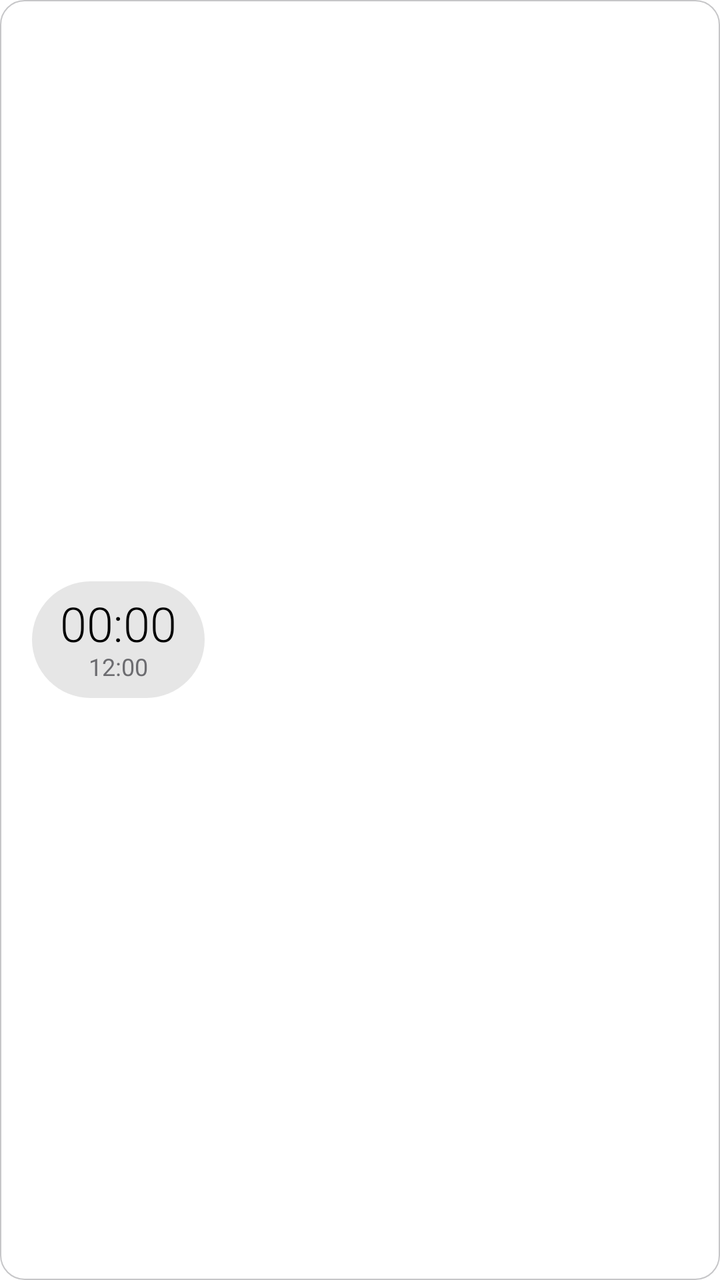
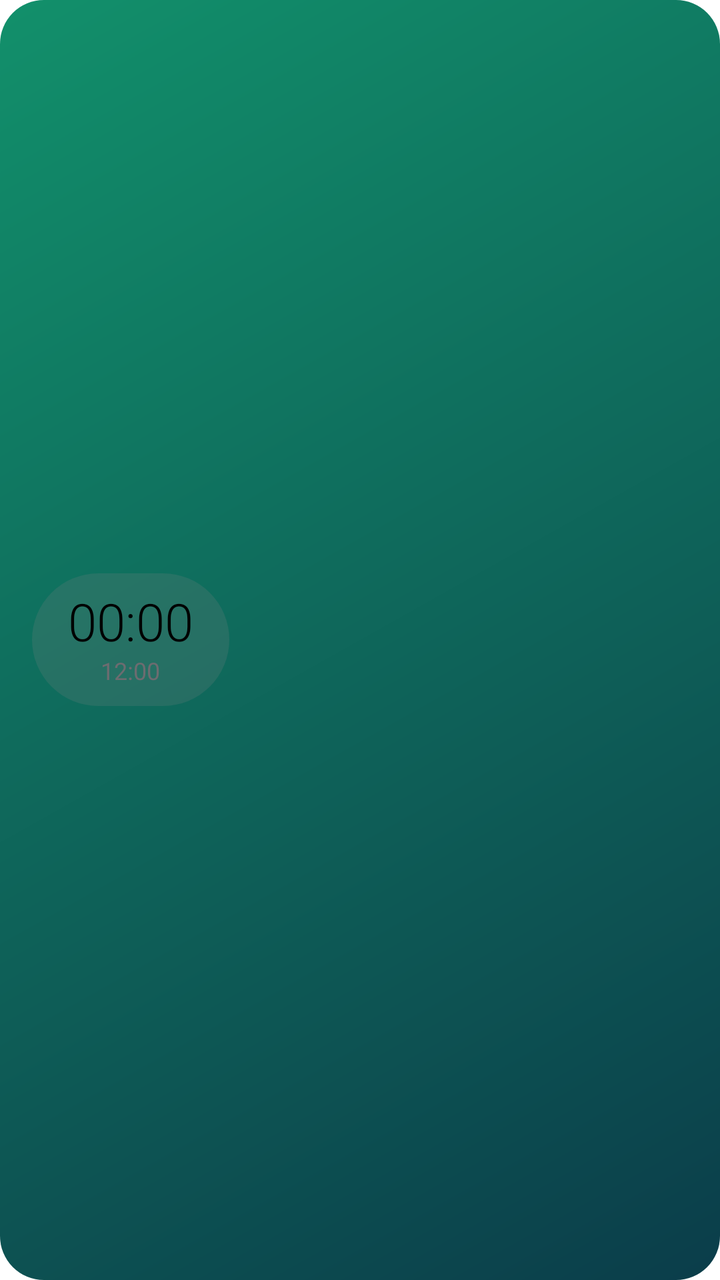

The first picture is an Android layout as it rendered before a commit; the second is the same layout after the commit. The layout source and the unified diff follow.
<!-- AndroidManifest.xml: application theme AppTheme -->
<!-- res/layout/wl_prayer_rtl.xml -->
<?xml version="1.0" encoding="utf-8"?>
<FrameLayout xmlns:android="http://schemas.android.com/apk/res/android"
    android:id="@+id/wRoot"
    android:layout_width="match_parent"
    android:layout_height="match_parent"
    android:layoutDirection="rtl">

    <ImageView
        android:id="@+id/wBg"
        android:layout_width="match_parent"
        android:layout_height="match_parent"
        android:importantForAccessibility="no"
        android:scaleType="fitXY"
        android:src="@drawable/wb_adaptive_1" />
    <ImageView
        android:id="@+id/wBorder"
        android:layout_width="match_parent"
        android:layout_height="match_parent"
        android:importantForAccessibility="no"
        android:scaleType="fitXY"
        android:src="@drawable/wb_bd_adaptive_2"
        android:visibility="gone" />
    <LinearLayout
        android:layout_width="match_parent"
        android:layout_height="match_parent"
        android:gravity="center_vertical"
        android:orientation="horizontal"
        android:padding="16dp">
        <LinearLayout
            android:layout_width="0dp"
            android:layout_height="wrap_content"
            android:layout_weight="1"
            android:orientation="vertical">
        <TextView
            android:id="@+id/wS1"
            android:layout_width="wrap_content"
            android:layout_height="wrap_content"
            android:fontFamily="sans-serif"
            android:includeFontPadding="false"
            android:singleLine="true"
            android:textColor="@color/text_secondary"
            android:textSize="13sp"
            />
        <TextView
            android:id="@+id/wP1"
            android:layout_width="wrap_content"
            android:layout_height="wrap_content"
            android:fontFamily="sans-serif-medium"
            android:includeFontPadding="false"
            android:singleLine="true"
            android:textColor="@color/text_primary"
            android:textSize="32sp"
            />
        <TextView
            android:id="@+id/wA1"
            android:layout_width="wrap_content"
            android:layout_height="wrap_content"
            android:fontFamily="sans-serif"
            android:includeFontPadding="false"
            android:singleLine="true"
            android:textColor="@color/accent"
            android:textSize="15sp"
            android:textStyle="bold"
            android:layout_marginTop="2dp"
            />
        </LinearLayout>
        <LinearLayout
            android:layout_width="wrap_content"
            android:layout_height="wrap_content"
            android:background="@drawable/wb_chip"
            android:gravity="center"
            android:orientation="vertical"
            android:paddingStart="14dp"
            android:paddingTop="8dp"
            android:paddingEnd="14dp"
            android:paddingBottom="8dp">
            <Chronometer
                android:id="@+id/wP2"
                android:layout_width="wrap_content"
                android:layout_height="wrap_content"
                android:fontFamily="sans-serif-light"
                android:includeFontPadding="false"
                android:textColor="@color/text_primary"
                android:textSize="24sp" />
        <TextClock
            android:id="@+id/wS2"
            android:layout_width="wrap_content"
            android:layout_height="wrap_content"
            android:fontFamily="sans-serif"
            android:format12Hour="h:mm"
            android:format24Hour="HH:mm"
            android:includeFontPadding="false"
            android:textColor="@color/text_secondary"
            android:textSize="12sp"
            />
        </LinearLayout>
    </LinearLayout>
</FrameLayout>
<!-- resources referenced by this layout -->
<resources>
  <color name="accent">#007AFF</color>
  <color name="text_primary">#000000</color>
  <color name="text_secondary">#6C6C70</color>
  <!-- drawable wb_adaptive_1 (drawable) -->
  <?xml version="1.0" encoding="utf-8"?>
  <shape xmlns:android="http://schemas.android.com/apk/res/android" android:shape="rectangle">
      <solid android:color="@color/surface" />
      <stroke android:width="0.5dp" android:color="@color/stroke" />
      <corners android:radius="12dp" />
  </shape>
  <!-- drawable wb_bd_adaptive_2 (drawable) -->
  <?xml version="1.0" encoding="utf-8"?>
  <shape xmlns:android="http://schemas.android.com/apk/res/android" android:shape="rectangle">
      <solid android:color="#00000000" />
      <stroke android:width="1.2dp" android:color="@color/text_hint" />
      <corners android:radius="22dp" />
  </shape>
  <!-- drawable wb_chip (drawable) -->
  <?xml version="1.0" encoding="utf-8"?>
  <shape xmlns:android="http://schemas.android.com/apk/res/android" android:shape="rectangle">
      <solid android:color="#33808080" />
      <corners android:radius="100dp" />
  </shape>
  <color name="surface">#FFFFFF</color>
  <color name="stroke">#C6C6C8</color>
  <color name="text_hint">#AEAEB2</color>
  <color name="accent_text">#007AFF</color>
  <color name="accent_soft">#E5F1FF</color>
  <color name="brand_start">#007AFF</color>
  <color name="brand_mid">#007AFF</color>
  <color name="brand_end">#007AFF</color>
  <color name="bg">#FFFFFF</color>
  <color name="bg_group">#F2F2F7</color>
  <color name="surface_high">#E5E5EA</color>
  <color name="field">#F2F2F7</color>
  <color name="stroke_soft">#E5E5EA</color>
  <color name="neutral_soft">#E9E9EB</color>
  <style name="AppDialog" parent="Theme.AppCompat.DayNight.Dialog.Alert">
          <item name="colorAccent">?attr/cAccentText</item>
          <item name="android:windowBackground">@drawable/bg_dialog</item>
          <item name="android:textColorPrimary">?attr/cTextPrimary</item>
          <item name="android:textColorSecondary">?attr/cTextSecondary</item>
          <item name="android:backgroundDimAmount">0.4</item>
          <item name="android:windowAnimationStyle">@style/DialogAnim</item>
          <item name="windowMinWidthMinor">92%</item>
          <item name="windowMinWidthMajor">60%</item>
          <item name="android:windowElevation">0dp</item>
      </style>
  <style name="ActivityAnim" parent="@android:style/Animation.Activity">
          <item name="android:activityOpenEnterAnimation">@anim/act_open_enter</item>
          <item name="android:activityOpenExitAnimation">@anim/act_open_exit</item>
          <item name="android:activityCloseEnterAnimation">@anim/act_close_enter</item>
          <item name="android:activityCloseExitAnimation">@anim/act_close_exit</item>
      </style>
  <style name="IosSeekBar" parent="Widget.AppCompat.SeekBar">
          <item name="android:progressDrawable">@drawable/seek_track</item>
          <item name="android:thumb">@drawable/seek_thumb</item>
          <item name="android:splitTrack">false</item>
          <item name="android:minHeight">4dp</item>
          <item name="android:maxHeight">4dp</item>
          <item name="android:paddingStart">14dp</item>
          <item name="android:paddingEnd">14dp</item>
      </style>
  <!-- drawable bg_dialog (drawable) -->
  <?xml version="1.0" encoding="utf-8"?>
  <inset xmlns:android="http://schemas.android.com/apk/res/android"
      android:insetLeft="4dp"
      android:insetTop="4dp"
      android:insetRight="4dp"
      android:insetBottom="4dp">
      <shape android:shape="rectangle">
          <solid android:color="?attr/cSurface" />
          <corners android:radius="14dp" />
      </shape>
  </inset>
  <style name="DialogAnim" parent="@android:style/Animation.Dialog">
          <item name="android:windowEnterAnimation">@anim/dlg_in</item>
          <item name="android:windowExitAnimation">@anim/dlg_out</item>
      </style>
  <!-- unchanged entries left out for length: 3 -->
</resources>

<!-- the commit's change to res/layout/wl_prayer_rtl.xml (unified diff, before → after) -->
@@ -4,14 +4,13 @@
     android:layout_width="match_parent"
     android:layout_height="match_parent"
     android:layoutDirection="rtl">
-
     <ImageView
         android:id="@+id/wBg"
         android:layout_width="match_parent"
         android:layout_height="match_parent"
         android:importantForAccessibility="no"
         android:scaleType="fitXY"
-        android:src="@drawable/wb_adaptive_1" />
+        android:src="@drawable/wb_g2_2" />
     <ImageView
         android:id="@+id/wBorder"
         android:layout_width="match_parent"
@@ -20,79 +19,15 @@
         android:scaleType="fitXY"
         android:src="@drawable/wb_bd_adaptive_2"
         android:visibility="gone" />
-    <LinearLayout
-        android:layout_width="match_parent"
-        android:layout_height="match_parent"
-        android:gravity="center_vertical"
-        android:orientation="horizontal"
-        android:padding="16dp">
-        <LinearLayout
-            android:layout_width="0dp"
-            android:layout_height="wrap_content"
-            android:layout_weight="1"
-            android:orientation="vertical">
-        <TextView
-            android:id="@+id/wS1"
-            android:layout_width="wrap_content"
-            android:layout_height="wrap_content"
-            android:fontFamily="sans-serif"
-            android:includeFontPadding="false"
-            android:singleLine="true"
-            android:textColor="@color/text_secondary"
-            android:textSize="13sp"
-            />
-        <TextView
-            android:id="@+id/wP1"
-            android:layout_width="wrap_content"
-            android:layout_height="wrap_content"
-            android:fontFamily="sans-serif-medium"
-            android:includeFontPadding="false"
-            android:singleLine="true"
-            android:textColor="@color/text_primary"
-            android:textSize="32sp"
-            />
-        <TextView
-            android:id="@+id/wA1"
-            android:layout_width="wrap_content"
-            android:layout_height="wrap_content"
-            android:fontFamily="sans-serif"
-            android:includeFontPadding="false"
-            android:singleLine="true"
-            android:textColor="@color/accent"
-            android:textSize="15sp"
-            android:textStyle="bold"
-            android:layout_marginTop="2dp"
-            />
-        </LinearLayout>
-        <LinearLayout
-            android:layout_width="wrap_content"
-            android:layout_height="wrap_content"
-            android:background="@drawable/wb_chip"
-            android:gravity="center"
-            android:orientation="vertical"
-            android:paddingStart="14dp"
-            android:paddingTop="8dp"
-            android:paddingEnd="14dp"
-            android:paddingBottom="8dp">
-            <Chronometer
-                android:id="@+id/wP2"
-                android:layout_width="wrap_content"
-                android:layout_height="wrap_content"
-                android:fontFamily="sans-serif-light"
-                android:includeFontPadding="false"
-                android:textColor="@color/text_primary"
-                android:textSize="24sp" />
-        <TextClock
-            android:id="@+id/wS2"
-            android:layout_width="wrap_content"
-            android:layout_height="wrap_content"
-            android:fontFamily="sans-serif"
-            android:format12Hour="h:mm"
-            android:format24Hour="HH:mm"
-            android:includeFontPadding="false"
-            android:textColor="@color/text_secondary"
-            android:textSize="12sp"
-            />
-        </LinearLayout>
-    </LinearLayout>
+<LinearLayout android:layout_width="match_parent" android:layout_height="match_parent" android:orientation="horizontal" android:gravity="center_vertical" android:padding="16dp">
+<LinearLayout android:layout_width="0dp" android:layout_height="wrap_content" android:orientation="vertical" android:layout_weight="1">
+<TextView android:id="@+id/wS1" android:layout_width="wrap_content" android:layout_height="wrap_content" android:fontFamily="sans-serif" android:includeFontPadding="false" android:singleLine="true" android:textColor="@color/text_secondary" android:textSize="13sp" android:textStyle="bold" />
+<TextView android:id="@+id/wP1" android:layout_width="wrap_content" android:layout_height="wrap_content" android:layout_marginTop="1dp" android:fontFamily="sans-serif-medium" android:includeFontPadding="false" android:singleLine="true" android:textColor="@color/text_primary" android:textSize="32sp" />
+<TextView android:id="@+id/wA1" android:layout_width="wrap_content" android:layout_height="wrap_content" android:layout_marginTop="2dp" android:fontFamily="sans-serif" android:includeFontPadding="false" android:singleLine="true" android:textColor="@color/accent" android:textSize="15sp" android:textStyle="bold" />
+</LinearLayout>
+<LinearLayout android:layout_width="wrap_content" android:layout_height="wrap_content" android:orientation="vertical" android:gravity="center_horizontal" android:background="@drawable/wb_chip" android:paddingStart="18dp" android:paddingTop="10dp" android:paddingEnd="18dp" android:paddingBottom="10dp">
+<Chronometer android:id="@+id/wP2" android:layout_width="wrap_content" android:layout_height="wrap_content" android:fontFamily="sans-serif-light" android:includeFontPadding="false" android:textColor="@color/text_primary" android:textSize="26sp" />
+<TextClock android:id="@+id/wS2" android:layout_width="wrap_content" android:layout_height="wrap_content" android:layout_marginTop="2dp" android:fontFamily="sans-serif" android:includeFontPadding="false" android:textColor="@color/text_secondary" android:textSize="12sp" android:format12Hour="h:mm" android:format24Hour="HH:mm"  />
+</LinearLayout>
+</LinearLayout>
 </FrameLayout>
<!-- resource entries referenced after the edit -->
@@ -3,13 +3,6 @@
   <color name="accent">#007AFF</color>
   <color name="text_primary">#000000</color>
   <color name="text_secondary">#6C6C70</color>
-  <!-- drawable wb_adaptive_1 (drawable) -->
-  <?xml version="1.0" encoding="utf-8"?>
-  <shape xmlns:android="http://schemas.android.com/apk/res/android" android:shape="rectangle">
-      <solid android:color="@color/surface" />
-      <stroke android:width="0.5dp" android:color="@color/stroke" />
-      <corners android:radius="12dp" />
-  </shape>
   <!-- drawable wb_bd_adaptive_2 (drawable) -->
   <?xml version="1.0" encoding="utf-8"?>
   <shape xmlns:android="http://schemas.android.com/apk/res/android" android:shape="rectangle">
@@ -22,6 +15,12 @@
   <shape xmlns:android="http://schemas.android.com/apk/res/android" android:shape="rectangle">
       <solid android:color="#33808080" />
       <corners android:radius="100dp" />
+  </shape>
+  <!-- drawable wb_g2_2 (drawable) -->
+  <?xml version="1.0" encoding="utf-8"?>
+  <shape xmlns:android="http://schemas.android.com/apk/res/android" android:shape="rectangle">
+      <gradient android:angle="315" android:startColor="#12906B" android:endColor="#0B3D4A" />
+      <corners android:radius="22dp" />
   </shape>
   <color name="surface">#FFFFFF</color>
   <color name="stroke">#C6C6C8</color>
